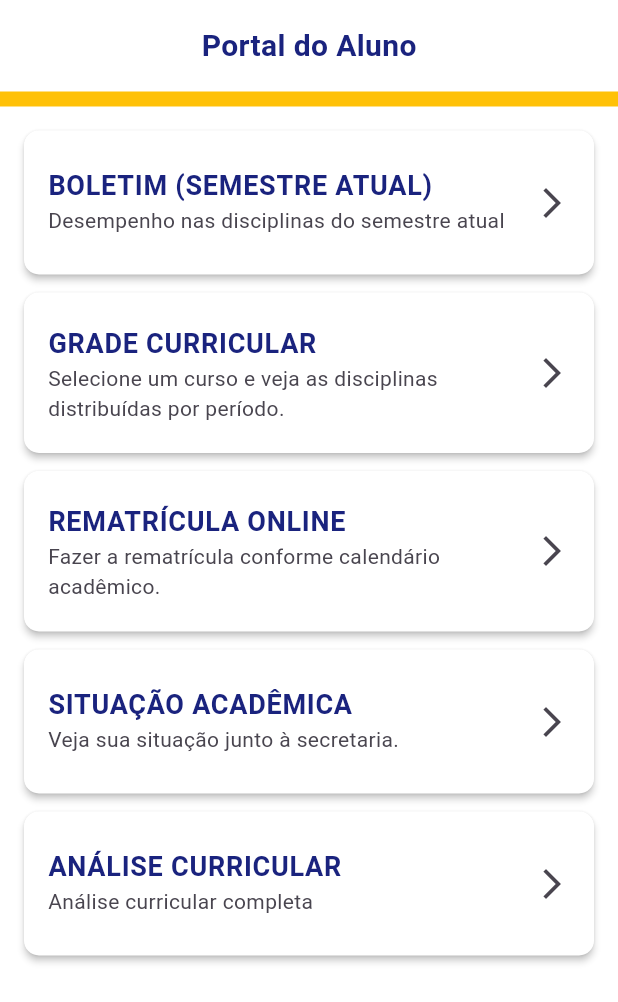
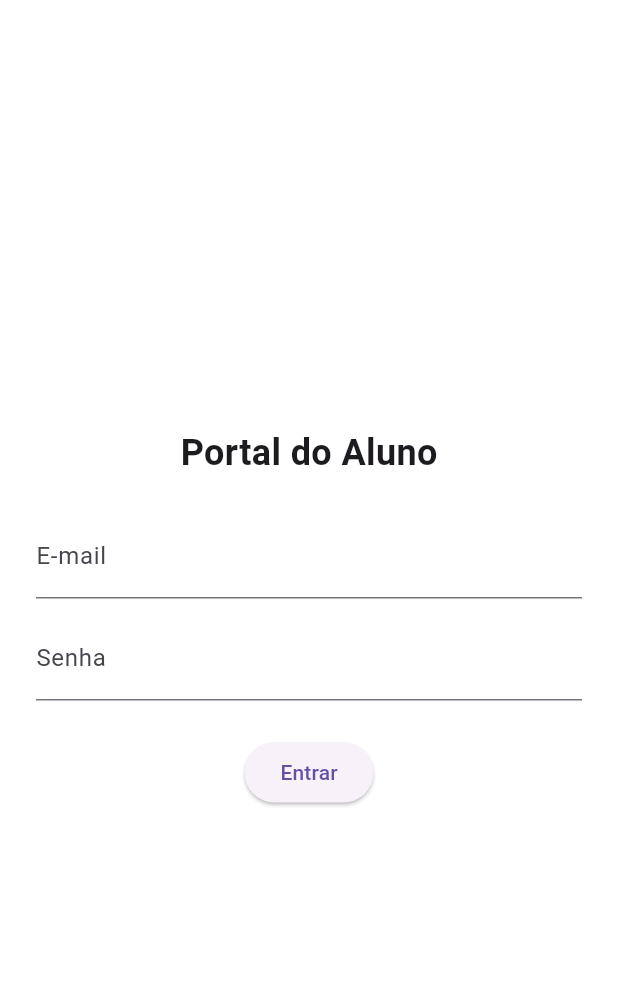
Before and after one commit to rodriguesiad/dispositivos-moveis-a2-flutter, a Flutter app: the screen it shows after launch, on a phone screen of 412 x 824 dp. Shown: the top 1002 px of the screen. Run offline on Flutter 3.47's test engine with Material 3 defaults, Android fonts, the phone set to English and light mode, and no system bars.

Commit message:
Adiciona autenticação

```diff
--- a/painel_do_aluno/lib/main.dart
+++ b/painel_do_aluno/lib/main.dart
@@ -1,8 +1,9 @@
 import 'package:flutter/material.dart';
+import 'package:painel_do_aluno/screens/login_page.dart';
 import 'package:painel_do_aluno/screens/portal_aluno_page.dart';
-import 'package:painel_do_aluno/screens/rematricula_page.dart';
+
 void main() {
-  runApp(PortalAlunoApp());
+  runApp(const PortalAlunoApp());
 }
 
 class PortalAlunoApp extends StatelessWidget {
@@ -11,14 +12,15 @@ class PortalAlunoApp extends StatelessWidget {
   @override
   Widget build(BuildContext context) {
     return MaterialApp(
-      title: 'Portal do Aluno',
-      theme: ThemeData(primarySwatch: Colors.indigo, scaffoldBackgroundColor: Colors.white),
+      debugShowCheckedModeBanner: false,
+      theme: ThemeData(
+        scaffoldBackgroundColor: Colors.white,
+        primarySwatch: Colors.indigo,
+      ),
       initialRoute: '/',
       routes: {
-        '/':
-            (context) => const PortaldoAlunoPage(),
-        '/rematricula':
-            (context) => const RematriculaPage(),
+        '/': (context) => const LoginPage(),
+        '/home': (context) => const PortaldoAlunoPage(),
       },
     );
   }
--- /dev/null
+++ b/painel_do_aluno/lib/screens/login_page.dart
@@ -0,0 +1,67 @@
+import 'package:flutter/material.dart';
+
+class LoginPage extends StatefulWidget {
+  const LoginPage({super.key});
+
+  @override
+  State<LoginPage> createState() => _LoginPageState();
+}
+
+class _LoginPageState extends State<LoginPage> {
+  final _formKey = GlobalKey<FormState>();
+  final _emailController = TextEditingController();
+  final _senhaController = TextEditingController();
+
+  void _login() {
+    if (_formKey.currentState!.validate()) {
+      final email = _emailController.text;
+      final senha = _senhaController.text;
+
+      if (email == 'joao.silva@email.com' && senha == '12345') {
+        Navigator.pushReplacementNamed(context, '/home', arguments: email);
+      } else {
+        ScaffoldMessenger.of(context).showSnackBar(
+          const SnackBar(content: Text('Login inválido')),
+        );
+      }
+    }
+  }
+
+  @override
+  Widget build(BuildContext context) {
+    return Scaffold(
+      body: Padding(
+        padding: const EdgeInsets.all(24),
+        child: Center(
+          child: Form(
+            key: _formKey,
+            child: Column(
+              mainAxisSize: MainAxisSize.min,
+              children: [
+                const Text("Portal do Aluno", style: TextStyle(fontSize: 24, fontWeight: FontWeight.bold)),
+                const SizedBox(height: 24),
+                TextFormField(
+                  controller: _emailController,
+                  decoration: const InputDecoration(labelText: 'E-mail'),
+                  validator: (value) => value!.isEmpty ? 'Informe o e-mail' : null,
+                ),
+                const SizedBox(height: 12),
+                TextFormField(
+                  controller: _senhaController,
+                  decoration: const InputDecoration(labelText: 'Senha'),
+                  obscureText: true,
+                  validator: (value) => value!.isEmpty ? 'Informe a senha' : null,
+                ),
+                const SizedBox(height: 24),
+                ElevatedButton(
+                  onPressed: _login,
+                  child: const Text("Entrar"),
+                ),
+              ],
+            ),
+          ),
+        ),
+      ),
+    );
+  }
+}
--- a/painel_do_aluno/lib/screens/portal_aluno_page.dart
+++ b/painel_do_aluno/lib/screens/portal_aluno_page.dart
@@ -13,12 +13,13 @@ class PortaldoAlunoPage extends StatelessWidget {
   @override
   Widget build(BuildContext context) {
     return Scaffold(
-      body: Column(
-        children: [
+      body: ListView(
+        children: const [
           PortalAppHeader(),
-          Expanded(
-            child: ListView(
-              padding: EdgeInsets.all(16),
+          SizedBox(height: 16),
+          Padding(
+            padding: EdgeInsets.symmetric(horizontal: 16),
+            child: Column(
               children: [
                 CardPortalItem(
                   titulo: "BOLETIM (SEMESTRE ATUAL)",
@@ -33,8 +34,7 @@ class PortaldoAlunoPage extends StatelessWidget {
                 ),
                 CardPortalItem(
                   titulo: "REMATRÍCULA ONLINE",
-                  subtitulo:
-                      "Fazer a rematrícula conforme calendário acadêmico.",
+                  subtitulo: "Fazer a rematrícula conforme calendário acadêmico.",
                   destino: RematriculaPage(),
                 ),
                 CardPortalItem(
```
Also changed, not shown: painel_do_aluno/lib/service/data_service.dart (+11 -0 lines).
